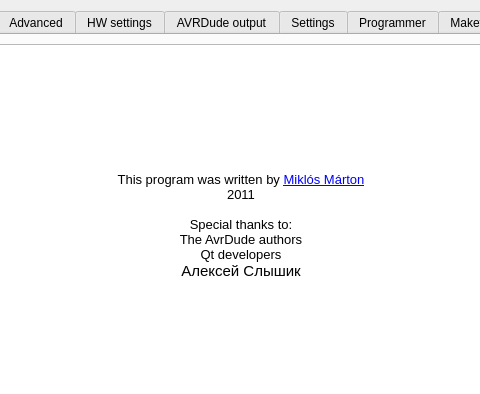
First picture: the form in qavrdude/mainwindow.ui, repository martonmiklos/avrdude-qt-gui, before the edit; both pictures show x 259 to 739 and y 0 to 394 of the 1000 by 705 pixel window.
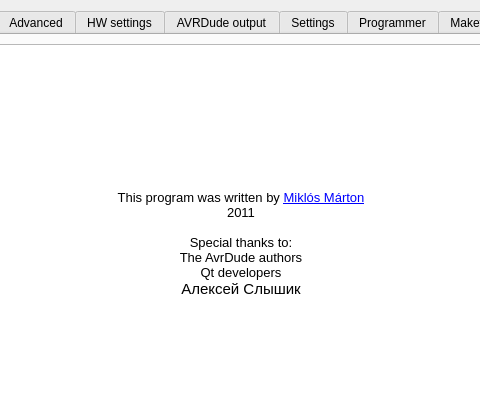
Second picture: the form after the edit. The open tabs and pages were chosen to show the change. Icons and pictures are not drawn. Custom widgets are drawn as their Qt base class.

Patch:
```diff
--- a/qavrdude/mainwindow.ui
+++ b/qavrdude/mainwindow.ui
@@ -1245,6 +1245,7 @@
 &lt;p style=&quot;-qt-paragraph-type:empty; margin-top:0px; margin-bottom:0px; margin-left:0px; margin-right:0px; -qt-block-indent:0; text-indent:0px;&quot;&gt;&lt;/p&gt;
 &lt;p style=&quot;-qt-paragraph-type:empty; margin-top:0px; margin-bottom:0px; margin-left:0px; margin-right:0px; -qt-block-indent:0; text-indent:0px;&quot;&gt;&lt;/p&gt;
 &lt;p style=&quot;-qt-paragraph-type:empty; margin-top:0px; margin-bottom:0px; margin-left:0px; margin-right:0px; -qt-block-indent:0; text-indent:0px;&quot;&gt;&lt;/p&gt;
+&lt;p style=&quot;-qt-paragraph-type:empty; margin-top:0px; margin-bottom:0px; margin-left:0px; margin-right:0px; -qt-block-indent:0; text-indent:0px;&quot;&gt;&lt;/p&gt;
 &lt;p style=&quot;-qt-paragraph-type:empty; margin-top:0px; margin-bottom:0px; margin-left:0px; margin-right:0px; -qt-block-indent:0; text-indent:0px; font-family:'Sans'; font-size:10pt;&quot;&gt;&lt;/p&gt;
 &lt;p align=&quot;center&quot; style=&quot; margin-top:0px; margin-bottom:0px; margin-left:0px; margin-right:0px; -qt-block-indent:0; text-indent:0px;&quot;&gt;&lt;span style=&quot; font-family:'Sans'; font-size:10pt;&quot;&gt;This program was written by &lt;/span&gt;&lt;a href=&quot;mailto:martonmiklosqdev@gmail.com&quot;&gt;&lt;span style=&quot; font-family:'Sans'; font-size:10pt; text-decoration: underline; color:#0000ff;&quot;&gt;Miklós Márton&lt;/span&gt;&lt;/a&gt;&lt;/p&gt;
 &lt;p align=&quot;center&quot; style=&quot; margin-top:0px; margin-bottom:0px; margin-left:0px; margin-right:0px; -qt-block-indent:0; text-indent:0px;&quot;&gt;&lt;span style=&quot; font-family:'Sans'; font-size:10pt;&quot;&gt;2011&lt;/span&gt;&lt;/p&gt;
```
Left out of the diff: 48 changed lines with no effect on the pictures.
